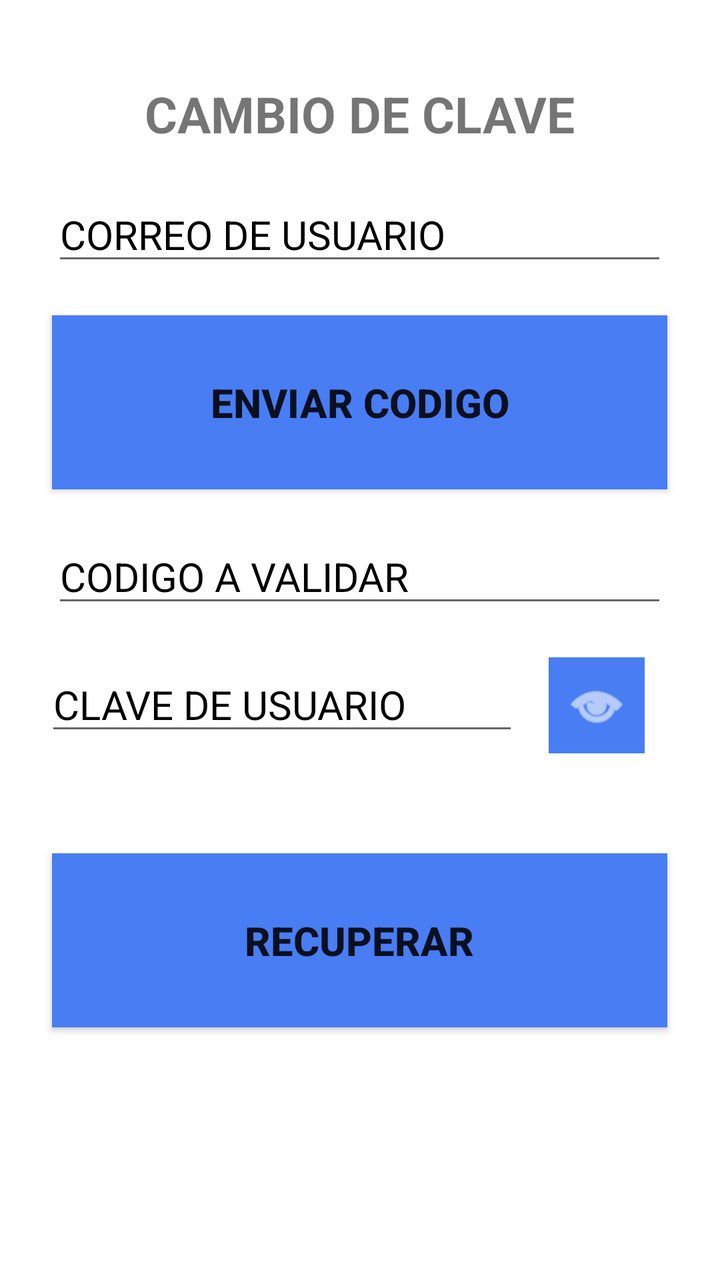
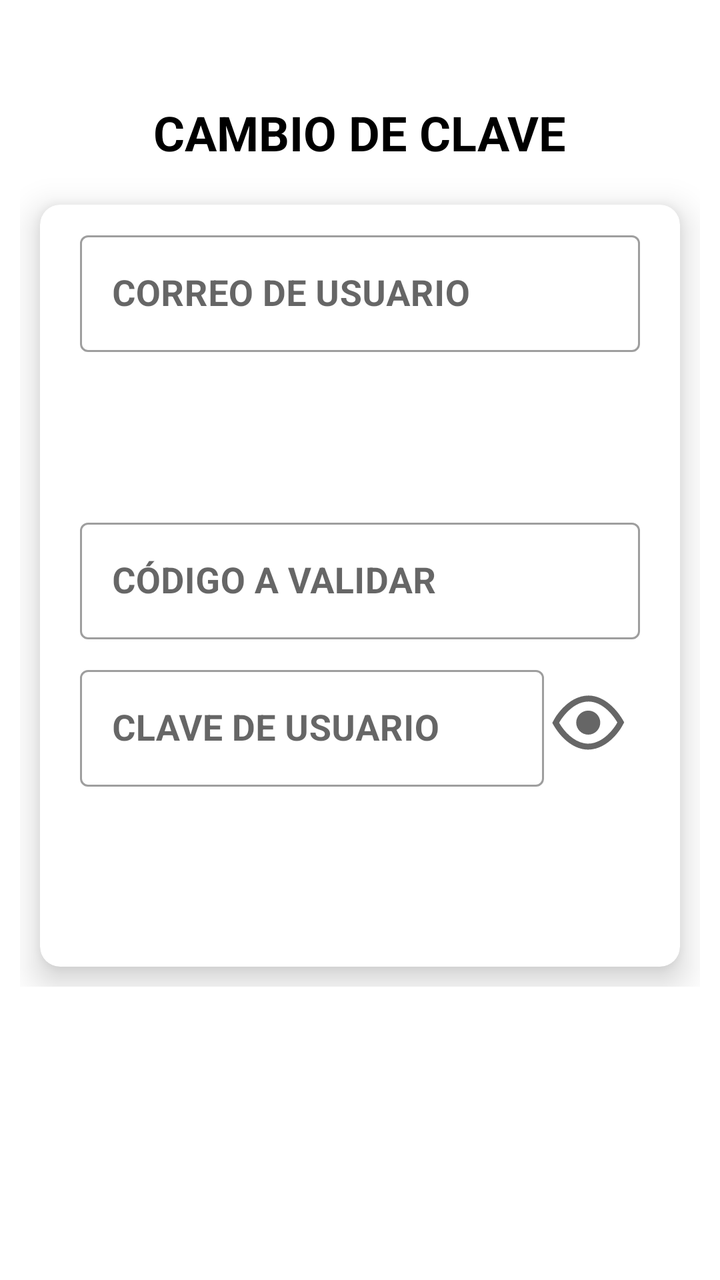

Two renders of the same Android screen: before a commit and after it. Below are the layout's source before the change and the commit's diff.
<!-- AndroidManifest.xml: application theme Theme.Login -->
<!-- res/layout/fragment_recovery.xml -->
<?xml version="1.0" encoding="utf-8"?>
<LinearLayout
    xmlns:android="http://schemas.android.com/apk/res/android"
    xmlns:tools="http://schemas.android.com/tools"
    android:layout_width="match_parent"
    android:layout_height="match_parent"
    android:orientation="vertical"
    tools:context=".application.mvvm.view.RecoveryFragment">

    <TextView
        style="@style/MyTitleActivity"
        android:layout_width="wrap_content"
        android:layout_height="wrap_content"
        android:text="@string/title_recovery" />

    <EditText
        style="@style/MyEditText"
        android:id="@+id/inputEmail"
        android:layout_width="wrap_content"
        android:layout_height="wrap_content"
        android:autofillHints="emailAddress"
        android:hint="@string/email_user"
        android:inputType="textEmailAddress"/>

    <Button
        style="@style/MyButton"
        android:id="@+id/btnCode"
        android:layout_width="wrap_content"
        android:layout_height="wrap_content"
        android:text="@string/code"/>

    <EditText
        style="@style/MyEditText"
        android:id="@+id/inputCode"
        android:layout_width="wrap_content"
        android:layout_height="wrap_content"
        android:autofillHints="postalCode"
        android:hint="@string/code_user"
        android:inputType="number"/>

    <LinearLayout
        android:orientation="horizontal"
        android:layout_width="wrap_content"
        android:layout_height="wrap_content"
        android:layout_marginTop="@dimen/short2_dp"
        android:layout_marginBottom="@dimen/short2_dp"
        android:layout_gravity="center">
        <EditText
            android:id="@+id/inputPassword"
            android:layout_width="wrap_content"
            android:layout_height="wrap_content"
            android:autofillHints="password"
            android:hint="@string/password_user"
            android:inputType="textPassword"
            android:textSize="20sp"
            android:textAlignment="textStart"
            android:textStyle="normal"
            android:textColorHint="?attr/colorOnSecondary"
            android:layout_gravity="start"
            android:ems="10"
            android:maxLength="28"/>
        <ImageButton
            android:id="@+id/btnSeePassword"
            style="@style/MyImageButton"
            android:layout_width="@dimen/short3_dp"
            android:layout_height="@dimen/short3_dp"
            android:layout_gravity="end"
            android:contentDescription="@string/see_password"
            android:src="@android:drawable/ic_menu_view"/>
    </LinearLayout>

    <Button
        style="@style/MyButton"
        android:id="@+id/btnRecovery"
        android:layout_width="wrap_content"
        android:layout_height="wrap_content"
        android:text="@string/recovery"/>

</LinearLayout>
<!-- resources referenced by this layout -->
<resources>
  <dimen name="short2_dp">10dp</dimen>
  <dimen name="short3_dp">48dp</dimen>
  <string name="code">ENVIAR CODIGO</string>
  <string name="code_user">CODIGO A VALIDAR</string>
  <string name="email_user">CORREO DE USUARIO</string>
  <string name="password_user">CLAVE DE USUARIO</string>
  <string name="recovery">RECUPERAR</string>
  <string name="see_password">VER CLAVE</string>
  <string name="title_recovery">CAMBIO DE CLAVE</string>
  <style name="MyButton" parent="Widget.AppCompat.Button">
          <item name="android:textSize">20sp</item>
          <item name="android:textAlignment">center</item>
          <item name="android:textStyle">bold</item>
          <item name="android:layout_gravity">center</item>
          <item name="android:layout_marginTop">10dp</item>
          <item name="android:layout_marginBottom">10dp</item>
          <item name="android:ems">13</item>
          <item name="android:paddingTop">30dp</item>
          <item name="android:paddingBottom">30dp</item>
          <item name="android:background">?attr/colorPrimary</item>
      </style>
  <style name="MyEditText" parent="Widget.AppCompat.EditText">
          <item name="android:textSize">20sp</item>
          <item name="android:textAlignment">textStart</item>
          <item name="android:textStyle">normal</item>
          <item name="android:textColorHint">?attr/colorOnSecondary</item>
          <item name="android:layout_gravity">center</item>
          <item name="android:layout_marginTop">10dp</item>
          <item name="android:layout_marginBottom">10dp</item>
          <item name="android:ems">13</item>
          <item name="android:maxLength">28</item>
      </style>
  <style name="MyImageButton" parent="Widget.AppCompat.ImageButton">
          <item name="android:layout_weight">1</item>
          <item name="android:layout_margin">15dp</item>
          <item name="android:tint">?attr/colorOnPrimary</item>
          <item name="android:background">?attr/colorPrimary</item>
      </style>
  <style name="MyTitleActivity" parent="Widget.AppCompat.TextView">
          <item name="android:textSize">25sp</item>
          <item name="android:textAlignment">center</item>
          <item name="android:textStyle">bold</item>
          <item name="android:layout_gravity">center</item>
          <item name="android:layout_marginTop">40dp</item>
          <item name="android:layout_marginBottom">10dp</item>
      </style>
  <color name="colorPrimaryLight">#487DF4</color>
  <color name="colorOnPrimaryLight">#FFFFFF</color>
  <color name="colorSecondaryLight">#487DF4</color>
  <color name="colorOnSecondaryLight">#000000</color>
  <color name="colorOnBackgroundLight">#FFFFFF</color>
  <!-- unchanged entries left out for length: 1 -->
</resources>

<!-- the commit's change to res/layout/fragment_recovery.xml (unified diff, before → after) -->
@@ -1,79 +1,127 @@
 <?xml version="1.0" encoding="utf-8"?>
-<LinearLayout
+<ScrollView
     xmlns:android="http://schemas.android.com/apk/res/android"
+    xmlns:app="http://schemas.android.com/apk/res-auto"
     xmlns:tools="http://schemas.android.com/tools"
     android:layout_width="match_parent"
     android:layout_height="match_parent"
-    android:orientation="vertical"
+    android:padding="@dimen/short1_dp"
     tools:context=".application.mvvm.view.RecoveryFragment">
 
-    <TextView
-        style="@style/MyTitleActivity"
-        android:layout_width="wrap_content"
+    <LinearLayout
+        android:layout_width="match_parent"
         android:layout_height="wrap_content"
-        android:text="@string/title_recovery" />
+        android:orientation="vertical">
 
-    <EditText
-        style="@style/MyEditText"
-        android:id="@+id/inputEmail"
-        android:layout_width="wrap_content"
-        android:layout_height="wrap_content"
-        android:autofillHints="emailAddress"
-        android:hint="@string/email_user"
-        android:inputType="textEmailAddress"/>
-
-    <Button
-        style="@style/MyButton"
-        android:id="@+id/btnCode"
-        android:layout_width="wrap_content"
-        android:layout_height="wrap_content"
-        android:text="@string/code"/>
-
-    <EditText
-        style="@style/MyEditText"
-        android:id="@+id/inputCode"
-        android:layout_width="wrap_content"
-        android:layout_height="wrap_content"
-        android:autofillHints="postalCode"
-        android:hint="@string/code_user"
-        android:inputType="number"/>
-
-    <LinearLayout
-        android:orientation="horizontal"
-        android:layout_width="wrap_content"
-        android:layout_height="wrap_content"
-        android:layout_marginTop="@dimen/short2_dp"
-        android:layout_marginBottom="@dimen/short2_dp"
-        android:layout_gravity="center">
-        <EditText
-            android:id="@+id/inputPassword"
+        
+        <TextView
+            style="@style/MyTitleActivity"
             android:layout_width="wrap_content"
             android:layout_height="wrap_content"
-            android:autofillHints="password"
-            android:hint="@string/password_user"
-            android:inputType="textPassword"
-            android:textSize="20sp"
-            android:textAlignment="textStart"
-            android:textStyle="normal"
-            android:textColorHint="?attr/colorOnSecondary"
-            android:layout_gravity="start"
-            android:ems="10"
-            android:maxLength="28"/>
-        <ImageButton
-            android:id="@+id/btnSeePassword"
-            style="@style/MyImageButton"
-            android:layout_width="@dimen/short3_dp"
-            android:layout_height="@dimen/short3_dp"
-            android:layout_gravity="end"
-            android:contentDescription="@string/see_password"
-            android:src="@android:drawable/ic_menu_view"/>
+            android:text="@string/title_recovery" />
+
+        
+        <com.google.android.material.card.MaterialCardView
+            android:layout_width="match_parent"
+            android:layout_height="wrap_content"
+            app:cardCornerRadius="@dimen/short1_dp"
+            app:cardElevation="@dimen/short1_dp"
+            app:cardBackgroundColor="?attr/colorSurface"
+            android:layout_margin="@dimen/short1_dp">
+
+            <LinearLayout
+                android:orientation="vertical"
+                android:padding="@dimen/short1_dp"
+                android:layout_width="match_parent"
+                android:layout_height="wrap_content">
+
+                <com.google.android.material.textfield.TextInputLayout
+                    style="@style/Widget.MaterialComponents.TextInputLayout.OutlinedBox"
+                    android:layout_width="match_parent"
+                    android:layout_height="wrap_content"
+                    android:layout_gravity="center"
+                    android:layout_marginHorizontal="@dimen/short1_dp"
+                    android:layout_marginBottom="@dimen/short1_dp"
+                    app:hintEnabled="true">
+
+                    <com.google.android.material.textfield.TextInputEditText
+                        style="@style/MyEditText"
+                        android:id="@+id/inputEmail"
+                        android:layout_width="match_parent"
+                        android:layout_height="wrap_content"
+                        android:autofillHints="username"
+                        android:hint="@string/email_user"
+                        android:inputType="textEmailAddress"/>
+                </com.google.android.material.textfield.TextInputLayout>
+
+                <Button
+                    style="@style/MyButton"
+                    android:id="@+id/btnCode"
+                    android:layout_width="match_parent"
+                    android:layout_height="@dimen/short3_dp"
+                    android:layout_marginHorizontal="@dimen/short1_dp"
+                    android:text="@string/code"/>
+
+                <com.google.android.material.textfield.TextInputLayout
+                    style="@style/Widget.MaterialComponents.TextInputLayout.OutlinedBox"
+                    android:layout_width="match_parent"
+                    android:layout_height="wrap_content"
+                    android:layout_gravity="center"
+                    android:layout_marginHorizontal="@dimen/short1_dp"
+                    android:layout_marginBottom="@dimen/short1_dp"
+                    app:hintEnabled="true">
+
+                    <com.google.android.material.textfield.TextInputEditText
+                        style="@style/MyEditText"
+                        android:id="@+id/inputCode"
+                        android:layout_width="match_parent"
+                        android:layout_height="wrap_content"
+                        android:autofillHints="postalCode"
+                        android:hint="@string/code_user"
+                        android:inputType="number"/>
+                </com.google.android.material.textfield.TextInputLayout>
+
+                <LinearLayout
+                    android:orientation="horizontal"
+                    android:layout_width="match_parent"
+                    android:layout_height="wrap_content"
+                    android:layout_marginHorizontal="@dimen/short1_dp"
+                    android:layout_marginBottom="@dimen/short1_dp"
+                    android:layout_gravity="center">
+                    <com.google.android.material.textfield.TextInputLayout
+                        style="@style/Widget.MaterialComponents.TextInputLayout.OutlinedBox"
+                        android:layout_width="0dp"
+                        android:layout_height="wrap_content"
+                        android:layout_weight="1">
+
+                        <com.google.android.material.textfield.TextInputEditText
+                            style="@style/MyEditText"
+                            android:id="@+id/inputPassword"
+                            android:layout_width="match_parent"
+                            android:layout_height="wrap_content"
+                            android:autofillHints="password"
+                            android:hint="@string/password_user"
+                            android:inputType="textPassword"/>
+                    </com.google.android.material.textfield.TextInputLayout>
+
+                    <ImageButton
+                        style="@style/MyImageButton"
+                        android:id="@+id/btnSeePassword"
+                        android:layout_width="@dimen/short2_dp"
+                        android:layout_height="@dimen/short2_dp"
+                        android:contentDescription="@string/see_password"
+                        android:src="@drawable/show_password"/>
+                </LinearLayout>
+
+                
+                <Button
+                    style="@style/MyButton"
+                    android:id="@+id/btnRecovery"
+                    android:layout_width="match_parent"
+                    android:layout_height="@dimen/short3_dp"
+                    android:layout_marginHorizontal="@dimen/short1_dp"
+                    android:text="@string/recovery"/>
+            </LinearLayout>
+        </com.google.android.material.card.MaterialCardView>
     </LinearLayout>
-
-    <Button
-        style="@style/MyButton"
-        android:id="@+id/btnRecovery"
-        android:layout_width="wrap_content"
-        android:layout_height="wrap_content"
-        android:text="@string/recovery"/>
-
-</LinearLayout>
+</ScrollView>
<!-- resource entries referenced after the edit -->
@@ -1,54 +1,63 @@
 <!-- resources referenced by this layout -->
 <resources>
-  <dimen name="short2_dp">10dp</dimen>
-  <dimen name="short3_dp">48dp</dimen>
-  <string name="code">ENVIAR CODIGO</string>
-  <string name="code_user">CODIGO A VALIDAR</string>
+  <dimen name="short1_dp">10dp</dimen>
+  <dimen name="short2_dp">48dp</dimen>
+  <dimen name="short3_dp">70dp</dimen>
+  <!-- drawable show_password (drawable-mdpi) -->
+  <vector xmlns:android="http://schemas.android.com/apk/res/android"
+      android:width="48dp"
+      android:height="48dp"
+      android:viewportWidth="64"
+      android:viewportHeight="64">
+    <path
+        android:fillColor="?attr/colorControlNormal"
+        android:pathData="M32.513,13.926c10.574,0.15 19.249,9.657 23.594,17.837c0,0 -1.529,3.129 -2.963,5.132c-0.694,0.969 -1.424,1.913 -2.191,2.826c-0.547,0.65 -1.112,1.283 -1.698,1.898c-5.237,5.5 -12.758,9.603 -20.7,8.01c-8.823,-1.77 -16.02,-9.33 -20.346,-17.461c0,0 1.536,-3.132 2.978,-5.132c0.646,-0.897 1.324,-1.77 2.034,-2.617c0.544,-0.649 1.108,-1.282 1.691,-1.897c4.627,-4.876 10.564,-8.63 17.601,-8.596ZM32.476,17.926c-5.89,-0.022 -10.788,3.267 -14.663,7.35c-0.527,0.555 -1.035,1.127 -1.527,1.713c-0.647,0.772 -1.265,1.569 -1.854,2.386c-0.589,0.816 -1.193,1.846 -1.672,2.721c3.814,6.409 9.539,12.198 16.582,13.611c6.563,1.317 12.688,-2.301 17.016,-6.846c0.529,-0.555 1.04,-1.128 1.534,-1.715c0.7,-0.833 1.366,-1.694 1.999,-2.579c0.586,-0.819 1.189,-1.851 1.667,-2.727c-3.958,-6.625 -10.73,-13.784 -19.082,-13.914Z"/>
+    <path
+        android:fillColor="?attr/colorControlNormal"
+        android:pathData="M32.158,23.948c4.425,0 8.018,3.593 8.018,8.017c0,4.425 -3.593,8.017 -8.018,8.017c-4.424,0 -8.017,-3.592 -8.017,-8.017c0,-4.424 3.593,-8.017 8.017,-8.017ZM32.158,27.957c2.213,0 4.009,1.796 4.009,4.008c0,2.213 -1.796,4.009 -4.009,4.009c-2.212,0 -4.008,-1.796 -4.008,-4.009c0,-2.212 1.796,-4.008 4.008,-4.008Z"/>
+  </vector>
+  <string name="code">ENVIAR CÓDIGO</string>
+  <string name="code_user">CÓDIGO A VALIDAR</string>
   <string name="email_user">CORREO DE USUARIO</string>
   <string name="password_user">CLAVE DE USUARIO</string>
   <string name="recovery">RECUPERAR</string>
   <string name="see_password">VER CLAVE</string>
   <string name="title_recovery">CAMBIO DE CLAVE</string>
-  <style name="MyButton" parent="Widget.AppCompat.Button">
-          <item name="android:textSize">20sp</item>
+  <style name="MyButton" parent="Widget.MaterialComponents.Button">
+          <item name="android:textSize">18sp</item>
           <item name="android:textAlignment">center</item>
           <item name="android:textStyle">bold</item>
           <item name="android:layout_gravity">center</item>
-          <item name="android:layout_marginTop">10dp</item>
-          <item name="android:layout_marginBottom">10dp</item>
-          <item name="android:ems">13</item>
-          <item name="android:paddingTop">30dp</item>
-          <item name="android:paddingBottom">30dp</item>
-          <item name="android:background">?attr/colorPrimary</item>
+          <item name="android:maxWidth">320dp</item>
+          <item name="iconTint">@null</item>
+          <item name="backgroundTint">?attr/colorPrimary</item>
+          <item name="iconGravity">textStart</item>
       </style>
-  <style name="MyEditText" parent="Widget.AppCompat.EditText">
-          <item name="android:textSize">20sp</item>
+  <style name="MyEditText" parent="Widget.MaterialComponents.TextInputEditText.OutlinedBox">
+          <item name="android:textSize">18sp</item>
           <item name="android:textAlignment">textStart</item>
-          <item name="android:textStyle">normal</item>
+          <item name="android:textStyle">bold</item>
           <item name="android:textColorHint">?attr/colorOnSecondary</item>
           <item name="android:layout_gravity">center</item>
-          <item name="android:layout_marginTop">10dp</item>
-          <item name="android:layout_marginBottom">10dp</item>
-          <item name="android:ems">13</item>
           <item name="android:maxLength">28</item>
       </style>
-  <style name="MyImageButton" parent="Widget.AppCompat.ImageButton">
-          <item name="android:layout_weight">1</item>
-          <item name="android:layout_margin">15dp</item>
-          <item name="android:tint">?attr/colorOnPrimary</item>
-          <item name="android:background">?attr/colorPrimary</item>
+  <style name="MyImageButton" parent="Widget.MaterialComponents.Button.OutlinedButton.Icon">
+          <item name="iconTint">?attr/colorOnPrimary</item>
+          <item name="backgroundTint">?attr/colorPrimary</item>
+          <item name="android:layout_gravity">center</item>
       </style>
-  <style name="MyTitleActivity" parent="Widget.AppCompat.TextView">
-          <item name="android:textSize">25sp</item>
+  <style name="MyTitleActivity" parent="TextAppearance.MaterialComponents.Headline5">
+          <item name="android:textSize">24sp</item>
           <item name="android:textAlignment">center</item>
           <item name="android:textStyle">bold</item>
           <item name="android:layout_gravity">center</item>
           <item name="android:layout_marginTop">40dp</item>
           <item name="android:layout_marginBottom">10dp</item>
+          <item name="android:textColor">?attr/colorOnSurface</item>
       </style>
-  <color name="colorPrimaryLight">#487DF4</color>
+  <color name="colorPrimaryLight">#1A73E8</color>
   <color name="colorOnPrimaryLight">#FFFFFF</color>
-  <color name="colorSecondaryLight">#487DF4</color>
+  <color name="colorSecondaryLight">#1A73E8</color>
   <color name="colorOnSecondaryLight">#000000</color>
   <color name="colorOnBackgroundLight">#FFFFFF</color>
   <!-- unchanged entries left out for length: 1 -->
